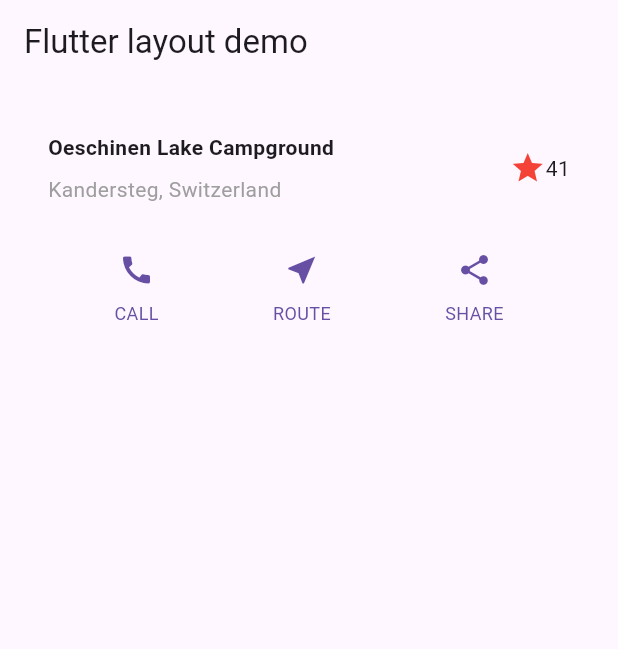
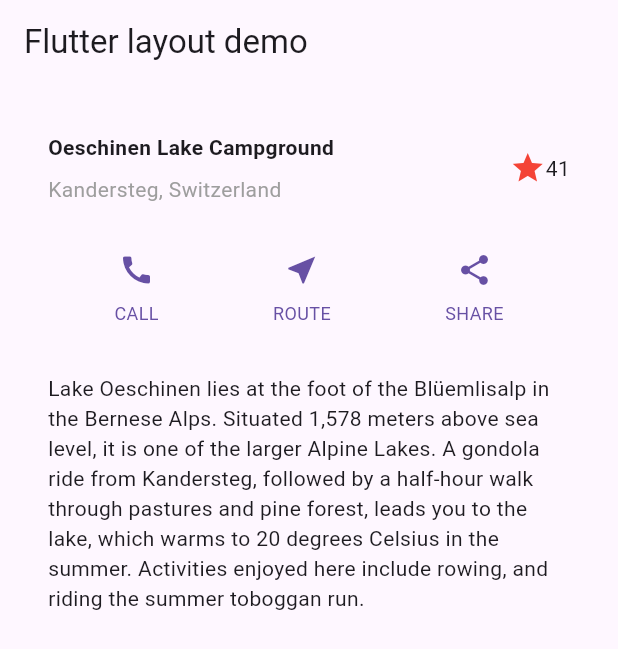
Before and after one commit to sufyan20033/Layout_tutorial, a Flutter app: the screen it shows after launch, on a phone screen of 412 x 824 dp. Shown: the top 649 px of the screen. Run offline on Flutter 3.47's test engine with Material 3 defaults, Android fonts, the phone set to English and light mode, and no system bars.

Commit message:
Adding TextSection in main page

```diff
--- a/layout_tutorial/lib/main.dart
+++ b/layout_tutorial/lib/main.dart
@@ -20,6 +20,16 @@
               location: 'Kandersteg, Switzerland',
             ),
             ButtonSection(),
+            TextSection(
+    description:
+        'Lake Oeschinen lies at the foot of the Blüemlisalp in the '
+        'Bernese Alps. Situated 1,578 meters above sea level, it '
+        'is one of the larger Alpine Lakes. A gondola ride from '
+        'Kandersteg, followed by a half-hour walk through pastures '
+        'and pine forest, leads you to the lake, which warms to 20 '
+        'degrees Celsius in the summer. Activities enjoyed here '
+        'include rowing, and riding the summer toboggan run.',
+  ),
           ]))),
     );
   }
```
